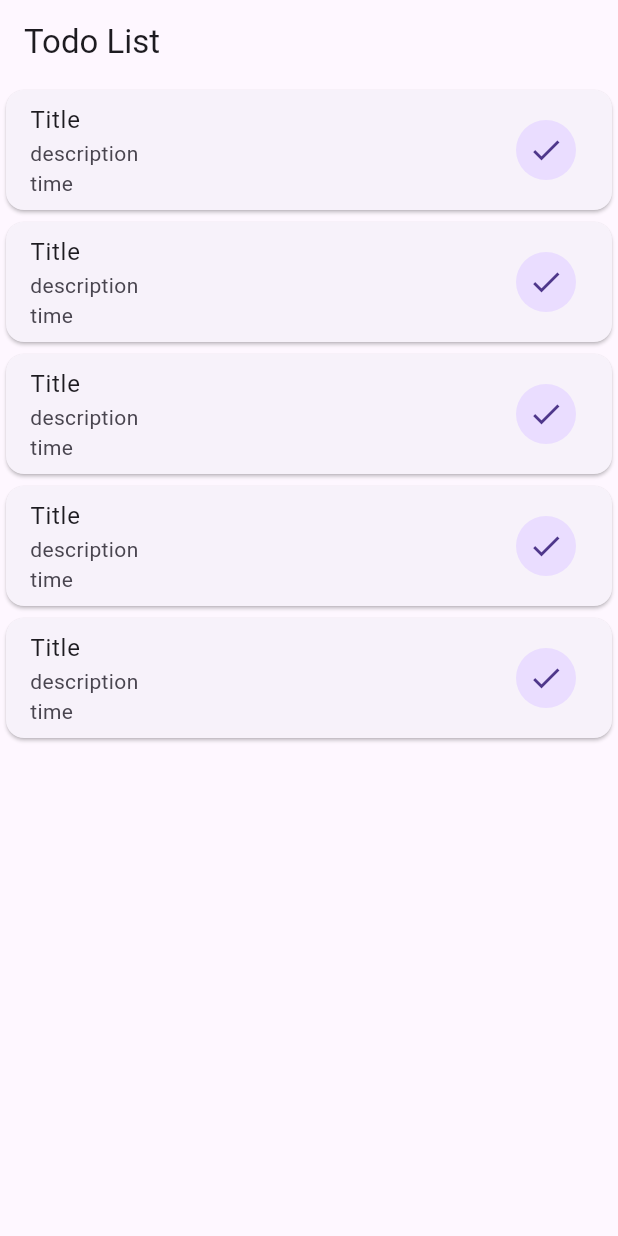
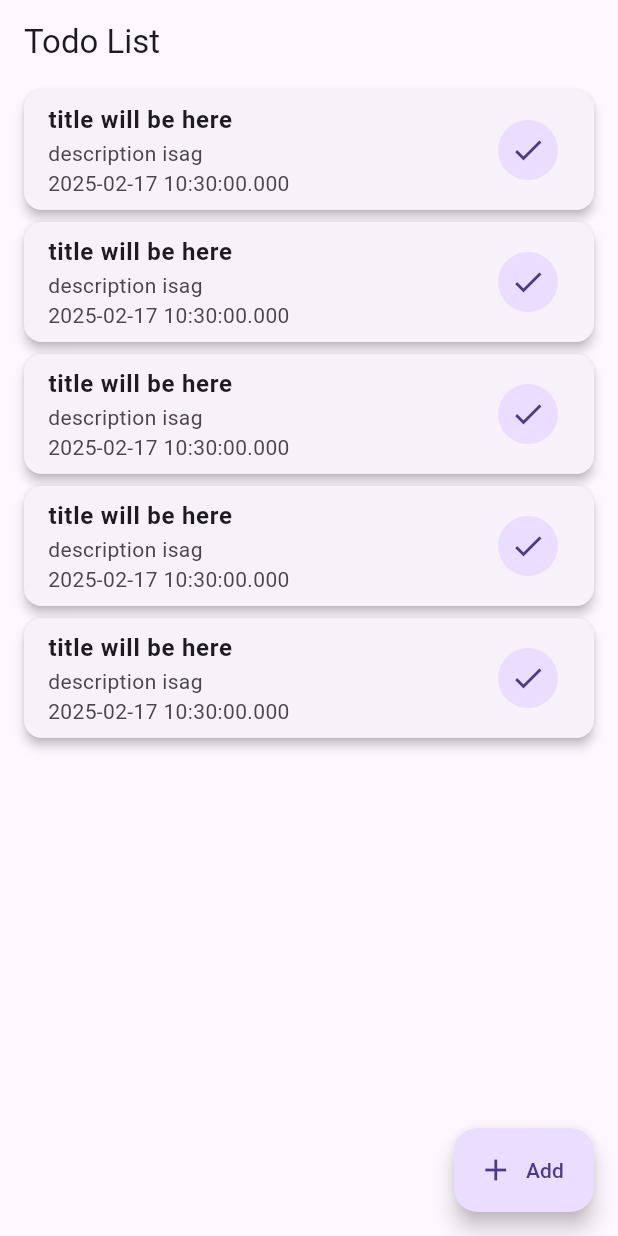
Before and after one commit to SohelRana-CSE/ToDo_Application, a Flutter app: the screen it shows after launch, on a phone screen of 412 x 824 dp. Run offline on Flutter 3.47's test engine with Material 3 defaults, Android fonts, the phone set to English and light mode, and no system bars.

Commit message:
todo item screen commit

```diff
--- a/lib/app.dart
+++ b/lib/app.dart
@@ -7,7 +7,19 @@ class ToDoApplication extends StatelessWidget {
   @override
   Widget build(BuildContext context) {
     return MaterialApp(
-      home: TodoListScreen(),
+      home: const TodoListScreen(),
+      theme: lightTheme(),
+    );
+  }
+
+  ThemeData lightTheme() {
+    return ThemeData(
+      elevatedButtonTheme: ElevatedButtonThemeData(
+        style: ElevatedButton.styleFrom(
+          fixedSize: Size.fromWidth(double.maxFinite),
+          padding: const EdgeInsets.symmetric(vertical: 12)
+        )
+      )
     );
   }
 }
--- a/lib/ui/screens/todo_list_screen.dart
+++ b/lib/ui/screens/todo_list_screen.dart
@@ -1,4 +1,7 @@
 import 'package:flutter/material.dart';
+import 'package:todo_application/entities/todo.dart';
+import 'package:todo_application/ui/screens/add_new_todo_screen.dart';
+import 'package:todo_application/ui/widgets/todo_item.dart';
 
 class TodoListScreen extends StatefulWidget {
   const TodoListScreen({super.key});
@@ -8,6 +11,8 @@ class TodoListScreen extends StatefulWidget {
 }
 
 class _TodoListScreenState extends State<TodoListScreen> {
+  List<Todo> _todoList = [];
+
   @override
   Widget build(BuildContext context) {
     return Scaffold(
@@ -17,52 +22,26 @@ class _TodoListScreenState extends State<TodoListScreen> {
       body: ListView.builder(
           itemCount: 5,
           itemBuilder: (context, index) {
-            return TodoItem();
+            return Dismissible(
+              key: UniqueKey(),
+              // onDismissed: (_){},
+              // confirmDismiss: (_){},
+              child: TodoItem(
+                todo: Todo(
+                    'title will be here', 'description isag', DateTime.now()),
+                onIconButtonPressed: () {},
+              ),
+            );
           }),
+      floatingActionButton: FloatingActionButton.extended(
+        tooltip: 'Add New ToDO',
+        onPressed: () {
+          Navigator.push(context,
+              MaterialPageRoute(builder: (context) => AddNewTodoScreen()));
+        },
+        label: const Text("Add"),
+        icon: const Icon(Icons.add),
+      ),
     );
   }
 }
-
-class TodoItem extends StatelessWidget {
-  const TodoItem({
-    super.key,
-  });
-
-  @override
-  Widget build(BuildContext context) {
-    return Card(
-      child: ListTile(
-        title: Text('Title', style: TextStyle(
-          decoration: _getTextDecoration(isDone)
-        ),),
-        subtitle: Column(
-          crossAxisAlignment: CrossAxisAlignment.start,
-          children: [
-            Text('description'),
-            Text('time'),
-          ],
-        ),
-        trailing: _buildRoundedIconButton(),
-        /* trailing: OutlinedButton.icon(
-             onPressed: () {},
-             icon: Icon(Icons.check),
-             label: Text('Done')),
-         */
-      ),
-    );
-  }
-
-  Widget _buildRoundedIconButton() {
-    return CircleAvatar(
-      child: Icon(_getIcon(true)),
-    );
-  }
-
-  IconData _getIcon(bool isDone) {
-    return isDone ? Icons.check : Icons.clear;
-  }
-
-  TextDecoration? _getTextDecoration(bool isDone){
-    return isDone ? TextDecoration.lineThrough : null;
-  }
-}
--- /dev/null
+++ b/lib/ui/widgets/todo_item.dart
@@ -0,0 +1,66 @@
+import 'package:flutter/material.dart';
+import 'package:todo_application/entities/todo.dart';
+
+class TodoItem extends StatelessWidget {
+  const TodoItem({
+    super.key, required this.todo, required this.onIconButtonPressed,
+  });
+
+  final Todo todo;
+  final VoidCallback onIconButtonPressed;
+
+  @override
+  Widget build(BuildContext context) {
+    return Card(
+      elevation: 3,
+      margin: EdgeInsets.symmetric(horizontal: 16, vertical: 4),
+      surfaceTintColor: _getCardTintColor(todo.isDone),
+      color: _getCardBGColor(todo.isDone),
+      child: ListTile(
+        title: Text(todo.title, style: TextStyle(
+            decoration: _getTextDecoration(todo.isDone),
+          fontSize: 16,
+          fontWeight: FontWeight.w600
+        ),),
+        subtitle: Column(
+          crossAxisAlignment: CrossAxisAlignment.start,
+          children: [
+            Text(todo.description),
+            Text(todo.time.toString()),
+          ],
+        ),
+        trailing: _buildRoundedIconButton(todo.isDone),
+        /* trailing: OutlinedButton.icon(
+             onPressed: () {},
+             icon: Icon(Icons.check),
+             label: Text('Done')),
+         */
+      ),
+    );
+  }
+
+  Widget _buildRoundedIconButton(bool isDone) {
+    return GestureDetector(
+      onTap: onIconButtonPressed,
+      child: CircleAvatar(
+        child: Icon(_getIcon(true)),
+      ),
+    );
+  }
+
+  IconData _getIcon(bool isDone) {
+    return isDone ? Icons.check : Icons.clear;
+  }
+
+  TextDecoration? _getTextDecoration(bool isDone){
+    return isDone ? TextDecoration.lineThrough : null;
+  }
+
+  Color? _getCardTintColor(bool isDone){
+    return isDone ? Colors.green : null;
+  }
+
+  Color? _getCardBGColor(bool isDone){
+    return isDone ? Colors.green.shade100 : null;
+  }
+}
```
Also changed, not shown: lib/ui/screens/add_new_todo_screen.dart (added, +78 -0 lines).
